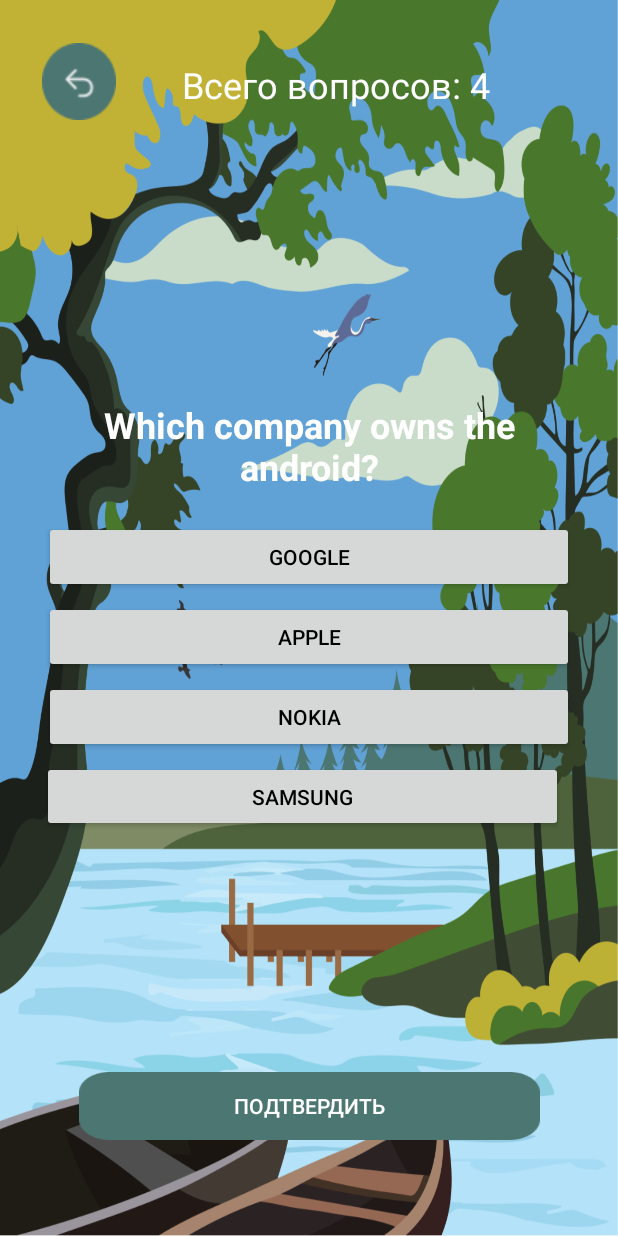
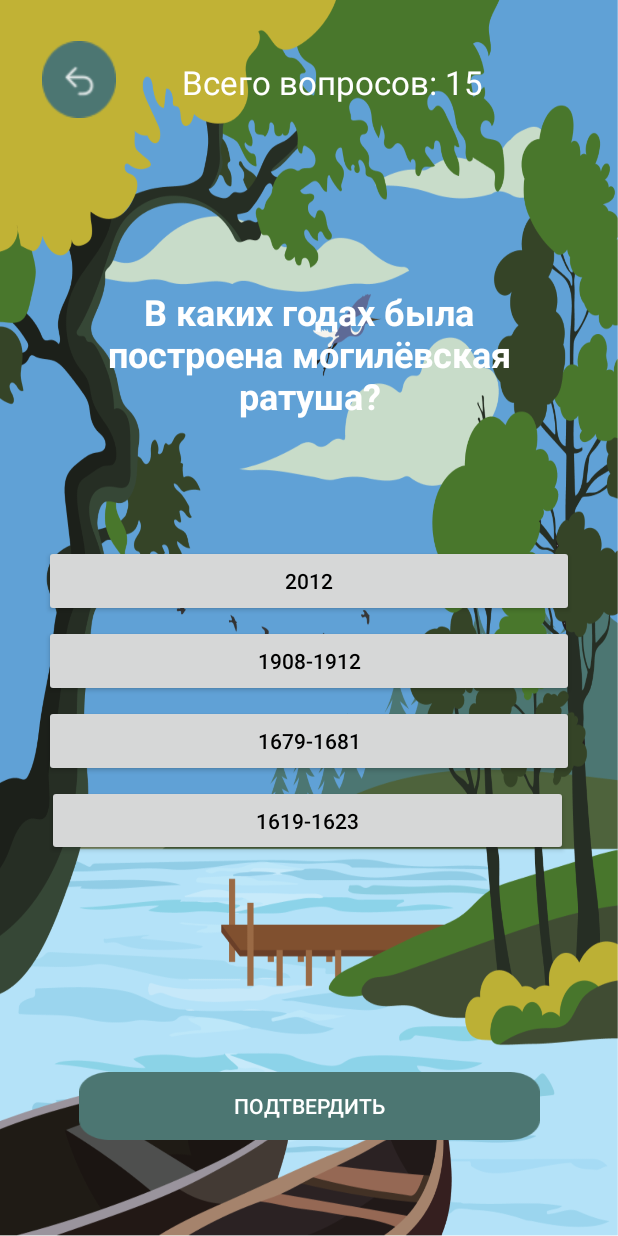
Before and after one commit to Dimalipay/Attraction, an Android app: the MainActivity3 screen opened directly, with no data from a screen before it, on a phone screen of 412 x 824 dp. Run offline under Robolectric (Android 15) with nearby library versions, the phone set to English and light mode, and no system bars.

```diff
--- a/app/src/main/java/com/example/attraction/QuestionAnswer.java
+++ b/app/src/main/java/com/example/attraction/QuestionAnswer.java
@@ -2,23 +2,56 @@
 
 public class QuestionAnswer {
     public static String question[] ={
-            "Which company owns the android?",
-            "Which one is not the programming language?",
-            "Where you are watching this video?",
-            "Which company owns the Apple?"
+            "В каких годах была построена могилёвская ратуша?",
+            "Что в данный момент находится в здании могилёвской ратуши?",
+            "Когда была заложена бобруйская крепость?",
+            "В каком году была построена часовня?",
+            "Какой танк установлен на могиле генерала Бахарова?",
+            "В качестве чего ещё использовался костёл Святого Станислава?",
+            "Из чего изготовлен памятник бобру?",
+            "Сколько длился бой на буйничском поле?",
+            "Кто был скульптором звездочёта на площади звёзд?",
+            "Где установлена скульптура станционный смотритель?",
+            "На какой праздник был установлен памятник бобру?",
+            "Кто командовал войском при битве около деревне Лесной?",
+            "Каким веком датируются самые ранние фрески в Свято-Никольском женском монастыре?",
+            "В каком стиле был построен костёл Святого Станислава?",
+            "В каком романе нашли отражения события битвы на буйничском поле?",
     };
 
     public static String choices[][] = {
-            {"Google","Apple","Nokia","Samsung"},
-            {"Java","Kotlin","Notepad","Python"},
-            {"Facebook","Whatsapp","Instagram","Youtube"},
-            {"Google","Apple","Nokia","Samsung"}
+            {"2012","1908-1912","1679-1681","1619-1623"},
+            {"Музей истории могилёва","Пожарная часть","Мэрия","Часовня"},
+            {"12 июня 1820 года","22 июня 1939 года","12 декабря 1799 года","4 июля 1810 года"},
+            {"1687","1908","2011","1912"},
+            {"Т-34","ИС-3","Т-80","Кв-2"},
+            {"Музея","Канцелярии","Государственного архива","Дома культуры"},
+            {"Золота","Бронзы","Платины","Алюминия"},
+            {"21 день","2 часа","6 часов","14 часов"},
+            {"Владимир Жбанов","Олег Васильевич","Франциск Скорина","Леон Иванович"},
+            {"Стадион","Могилёвский вокзал","Площадь звёзд","Парк"},
+            {"Новый год","День октябрьской революции","День рождение города","Дажинки"},
+            {"Христофор Колумб","Константин Рокоссовский","Петр 1","Николай 2"},
+            {"XVII веком","X веком","XII веком","XVI веком"},
+            {"Классицизм","Барокко","Готика","Западноевропейского барокко"},
+            {"Война и мир","Живые и мертвые","Тихий дон","А зори здесь тихие"},
     };
 
     public static String correctAnswers[] = {
-            "Google",
-            "Notepad",
-            "Youtube",
-            "Apple"
+            "1679–1681",
+            "Музей истории могилёва",
+            "4 июля 1810 года",
+            "1908",
+            "Т-34",
+            "Государственного архива",
+            "Бронзы",
+            "14 часов",
+            "Владимир Жбанов",
+            "Могилёвский вокзал",
+            "Дажинки",
+            "Пётр 1",
+            "XVII веком",
+            "Западноевропейского барокко",
+            "Живые и мертвые",
     };
 }
--- a/app/src/main/res/layout/activity_main3.xml
+++ b/app/src/main/res/layout/activity_main3.xml
@@ -33,7 +33,7 @@
         android:layout_marginTop="16dp"
         android:text="@string/total_questions"
         android:textColor="@color/white"
-        android:textSize="24sp"
+        android:textSize="22sp"
         app:layout_constraintEnd_toEndOf="parent"
         app:layout_constraintHorizontal_bias="0.0"
         app:layout_constraintStart_toEndOf="@+id/button_back"
@@ -44,7 +44,7 @@
         android:layout_width="match_parent"
         android:layout_height="wrap_content"
         android:layout_margin="20dp"
-        android:layout_marginBottom="16dp"
+        android:layout_marginBottom="52dp"
         android:text="@string/questions"
         android:textAlignment="center"
         android:textColor="@color/white"
@@ -52,20 +52,46 @@
         android:textStyle="bold"
         app:layout_constraintBottom_toTopOf="@+id/ans_A"
         app:layout_constraintEnd_toEndOf="parent"
-        app:layout_constraintHorizontal_bias="0.329"
-        app:layout_constraintStart_toStartOf="parent" />
+        app:layout_constraintStart_toStartOf="parent"
+        app:layout_constraintTop_toTopOf="parent"
+        app:layout_constraintVertical_bias="0.698" />
 
     <Button
         android:id="@+id/ans_A"
         android:layout_width="match_parent"
         android:layout_height="wrap_content"
         android:layout_margin="5dp"
-        android:layout_marginBottom="4dp"
+        android:layout_marginBottom="8dp"
         android:text="@string/quiz_btn_1"
         android:textColor="@color/black"
         app:layout_constraintBottom_toTopOf="@+id/ans_B"
         app:layout_constraintEnd_toEndOf="parent"
-        app:layout_constraintHorizontal_bias="0.245"
+        app:layout_constraintHorizontal_bias="0.508"
+        app:layout_constraintStart_toStartOf="parent" />
+
+    <Button
+        android:id="@+id/ans_C"
+        android:layout_width="match_parent"
+        android:layout_height="wrap_content"
+        android:layout_margin="5dp"
+        android:layout_marginBottom="4dp"
+        android:text="@string/quiz_btn_3"
+        android:textColor="@color/black"
+        app:layout_constraintBottom_toTopOf="@+id/ans_D"
+        app:layout_constraintEnd_toEndOf="parent"
+        app:layout_constraintHorizontal_bias="0.508"
+        app:layout_constraintStart_toStartOf="parent" />
+
+    <Button
+        android:id="@+id/ans_D"
+        android:layout_width="347dp"
+        android:layout_height="47dp"
+        android:layout_marginBottom="144dp"
+        android:text="@string/quiz_btn_4"
+        android:textColor="@color/black"
+        app:layout_constraintBottom_toTopOf="@+id/submit_btn"
+        app:layout_constraintEnd_toEndOf="parent"
+        app:layout_constraintHorizontal_bias="0.437"
         app:layout_constraintStart_toStartOf="parent" />
 
     <Button
@@ -73,37 +99,12 @@
         android:layout_width="match_parent"
         android:layout_height="wrap_content"
         android:layout_margin="5dp"
-        android:layout_marginBottom="4dp"
+        android:layout_marginBottom="8dp"
         android:text="@string/quiz_btn_2"
         android:textColor="@color/black"
         app:layout_constraintBottom_toTopOf="@+id/ans_C"
         app:layout_constraintEnd_toEndOf="parent"
-        app:layout_constraintHorizontal_bias="0.245"
-        app:layout_constraintStart_toStartOf="parent" />
-
-    <Button
-        android:id="@+id/ans_C"
-        android:layout_width="match_parent"
-        android:layout_height="wrap_content"
-        android:layout_margin="5dp"
-        android:layout_marginBottom="8dp"
-        android:text="@string/quiz_btn_3"
-        android:textColor="@color/black"
-        app:layout_constraintBottom_toTopOf="@+id/ans_D"
-        app:layout_constraintEnd_toEndOf="parent"
-        app:layout_constraintHorizontal_bias="0.245"
-        app:layout_constraintStart_toStartOf="parent" />
-
-    <Button
-        android:id="@+id/ans_D"
-        android:layout_width="347dp"
-        android:layout_height="47dp"
-        android:layout_marginBottom="160dp"
-        android:text="@string/quiz_btn_4"
-        android:textColor="@color/black"
-        app:layout_constraintBottom_toTopOf="@+id/submit_btn"
-        app:layout_constraintEnd_toEndOf="parent"
-        app:layout_constraintHorizontal_bias="0.241"
+        app:layout_constraintHorizontal_bias="0.508"
         app:layout_constraintStart_toStartOf="parent" />
 
     <Button
```
